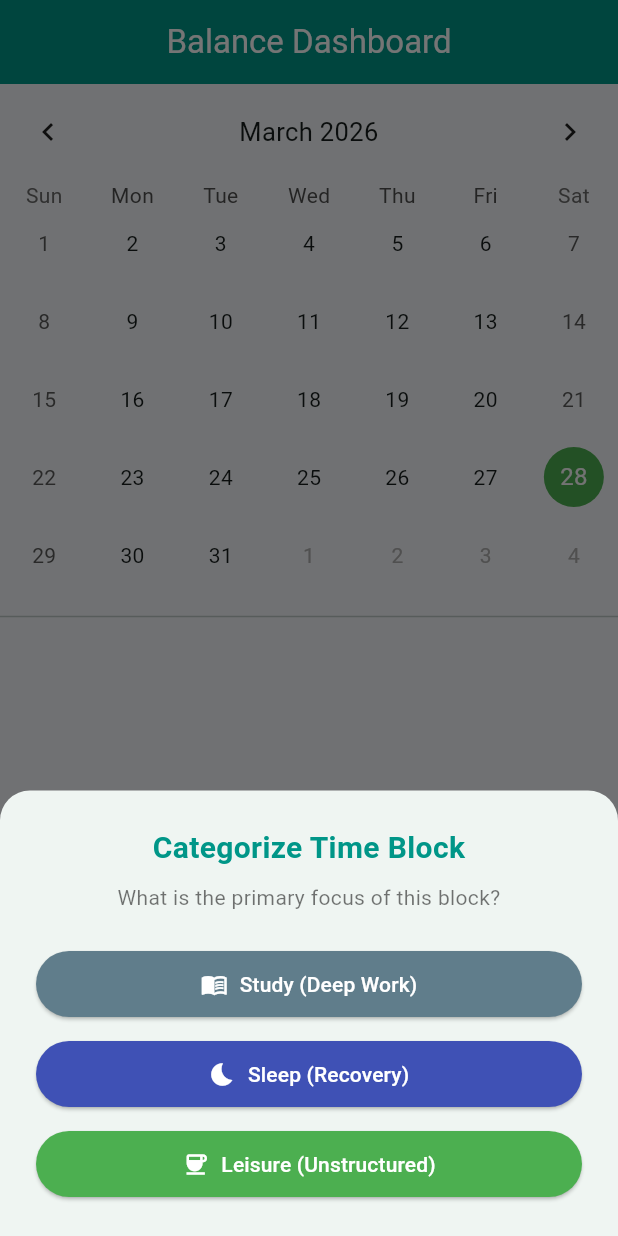
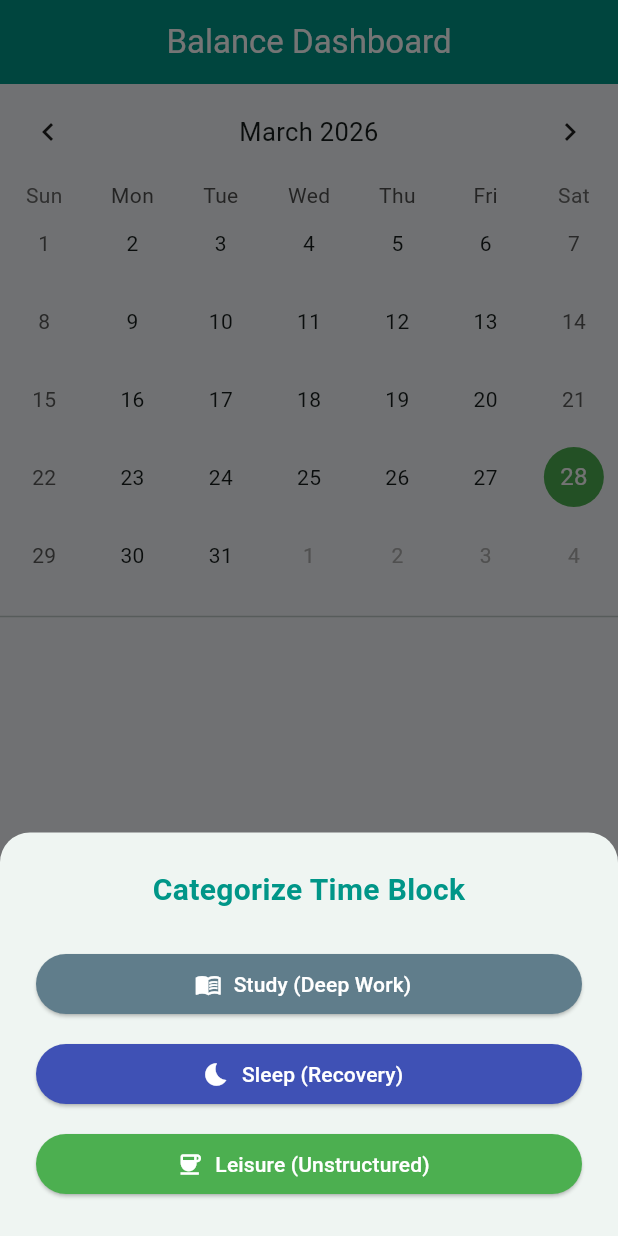
Before and after one commit to KumarS14/balance_app, a Flutter app: the screen it shows after launch, after a tap on the "add" icon, on a phone screen of 412 x 824 dp. Run offline on Flutter 3.47's test engine with Material 3 defaults, Android fonts, the light colour scheme and no system bars; drawn by our look-alikes of table_calendar; our stand-ins replace fl_chart, sqflite; accounts and stored records are empty.

Commit message:
tweaked comments and added fl chart along side time locking

```diff
--- a/lib/database_helper.dart
+++ b/lib/database_helper.dart
@@ -3,7 +3,7 @@ import 'package:path/path.dart';
 import 'package:path_provider/path_provider.dart';
 
 class DatabaseHelper {
-  // Implementing a Singleton pattern so only one database connection exists at a time
+  // I implemented a Singleton pattern here so my app only opens one database connection at a time.
   static final DatabaseHelper instance = DatabaseHelper._init();
   static Database? _database;
 
@@ -15,17 +15,16 @@ class DatabaseHelper {
     return _database!;
   }
 
-  // I used path_provider here to solve the challenge of cross-platform local storage.
-  // This ensures the database is saved securely on the user's specific device,
-  // fulfilling my 'Privacy-First' requirement.
+  // I used the path_provider package here to solve the technical challenge of cross-platform local storage.
+  // This ensures the SQLite database is saved securely on the user's specific device,
+  // directly fulfilling the 'Privacy-First' requirement of my FYP.
   Future<Database> _initDB(String filePath) async {
     final dbFolder = await getApplicationDocumentsDirectory();
     final path = join(dbFolder.path, filePath);
-
     return await openDatabase(path, version: 1, onCreate: _createDB);
   }
 
-  // Creating the schema based on the ERD diagram in my design specification
+  // I created this database schema based exactly on the ERD diagram in my design specification.
   Future _createDB(Database db, int version) async {
     await db.execute('''
       CREATE TABLE time_blocks (
@@ -37,9 +36,32 @@ class DatabaseHelper {
     ''');
   }
 
-  // Function to save the user's categorized time blocks locally
+  // My function to securely save the user's categorized time blocks locally.
   Future<int> insertTimeBlock(Map<String, dynamic> row) async {
     final db = await instance.database;
     return await db.insert('time_blocks', row);
   }
+
+  // I wrote this new function to aggregate the saved daily data so I can feed it
+  // into my fl_chart UI, fulfilling the 'Reflection' stage of the Personal Informatics model.
+  Future<Map<String, int>> getDailyStats(String date) async {
+    final db = await instance.database;
+    final List<Map<String, dynamic>> maps = await db.query(
+      'time_blocks',
+      where: 'date LIKE ?',
+      whereArgs: ['$date%'],
+    );
+
+    int studyCount = 0;
+    int sleepCount = 0;
+    int leisureCount = 0;
+
+    for (var row in maps) {
+      if (row['category'] == 'Study') studyCount++;
+      if (row['category'] == 'Sleep') sleepCount++;
+      if (row['category'] == 'Leisure') leisureCount++;
+    }
+
+    return {'Study': studyCount, 'Sleep': sleepCount, 'Leisure': leisureCount};
+  }
 }
--- a/lib/main.dart
+++ b/lib/main.dart
@@ -1,10 +1,11 @@
 import 'package:flutter/material.dart';
 import 'package:table_calendar/table_calendar.dart';
-import 'database_helper.dart'; // Connecting my local database helper
+import 'package:fl_chart/fl_chart.dart'; // My imported charting library for data visualization
+import 'database_helper.dart';
 
 void main() {
   // I must ensure Flutter bindings are initialized before running the app.
-  // This is a strict technical requirement for my Local-First SQLite architecture
+  // This is a strict technical requirement for my Local-First SQLite architecture.
   WidgetsFlutterBinding.ensureInitialized();
   runApp(const BalanceApp());
 }
@@ -16,8 +17,10 @@ class BalanceApp extends StatelessWidget {
   Widget build(BuildContext context) {
     return MaterialApp(
       title: 'Balance: Life Management',
-      debugShowCheckedModeBanner: false,
+      debugShowCheckedModeBanner: false, // I removed the debug banner to maintain a clean UI.
       theme: ThemeData(
+        // I deliberately implemented this Teal and Green colour palette based on my visual research.
+        // It reduces visual stress and contrasts with the anxiety-inducing reds used in competitor apps.
         colorScheme: ColorScheme.fromSeed(
           seedColor: Colors.teal,
           primary: Colors.teal,
@@ -45,10 +48,28 @@ class BalanceDashboard extends StatefulWidget {
 }
 
 class _BalanceDashboardState extends State<BalanceDashboard> {
+  // These variables manage my calendar state and graph data for the 'Reflection' stage.
   DateTime _focusedDay = DateTime.now();
   DateTime? _selectedDay;
+  Map<String, int> _dailyStats = {'Study': 0, 'Sleep': 0, 'Leisure': 0};
 
-  // I engineered this method to trigger the 'Time Locking' mechanism.
+  @override
+  void initState() {
+    super.initState();
+    _loadDailyStats(_focusedDay);
+  }
+
+  // I built this method to fetch data from my SQLite database and dynamically update the Pie Chart.
+  Future<void> _loadDailyStats(DateTime date) async {
+    String dateString = date.toIso8601String().split('T')[0];
+    final stats = await DatabaseHelper.instance.getDailyStats(dateString);
+    setState(() {
+      _dailyStats = stats;
+    });
+  }
+
+  // I engineered this method to trigger my 'Time Locking' mechanism.
+  // It forces the user into a cognitive pause, requiring them to validate Rest and Leisure.
   void _showTimeLockingModal(BuildContext context) {
     showModalBottomSheet(
       context: context,
@@ -67,15 +88,9 @@ class _BalanceDashboardState extends State<BalanceDashboard> {
                 style: TextStyle(fontSize: 20, fontWeight: FontWeight.bold, color: Colors.teal),
                 textAlign: TextAlign.center,
               ),
-              const SizedBox(height: 8),
-              const Text(
-                'What is the primary focus of this block?',
-                style: TextStyle(fontSize: 14, color: Colors.black54),
-                textAlign: TextAlign.center,
-              ),
               const SizedBox(height: 24),
 
-              // Categorisation Buttons mapping directly to my local SQLite DB
+              // My Categorisation Buttons mapped directly to my local SQLite database
               ElevatedButton.icon(
                 onPressed: () async {
                   await DatabaseHelper.instance.insertTimeBlock({
@@ -84,15 +99,11 @@ class _BalanceDashboardState extends State<BalanceDashboard> {
                     'is_productive': 1,
                   });
                   if (context.mounted) Navigator.pop(context);
-                  debugPrint("Saved Study block to local SQLite DB");
+                  _loadDailyStats(_selectedDay ?? DateTime.now()); // Instantly updates my visual graph
                 },
                 icon: const Icon(Icons.menu_book),
                 label: const Text('Study (Deep Work)'),
-                style: ElevatedButton.styleFrom(
-                  backgroundColor: Colors.blueGrey,
-                  foregroundColor: Colors.white,
-                  padding: const EdgeInsets.symmetric(vertical: 12),
-                ),
+                style: ElevatedButton.styleFrom(backgroundColor: Colors.blueGrey, foregroundColor: Colors.white),
               ),
               const SizedBox(height: 12),
               ElevatedButton.icon(
@@ -100,18 +111,14 @@ class _BalanceDashboardState extends State<BalanceDashboard> {
                   await DatabaseHelper.instance.insertTimeBlock({
                     'category': 'Sleep',
                     'date': _selectedDay?.toIso8601String() ?? DateTime.now().toIso8601String(),
-                    'is_productive': 1,
+                    'is_productive': 1, // I validate rest as productive to combat burnout
                   });
                   if (context.mounted) Navigator.pop(context);
-                  debugPrint("Saved Sleep block to local SQLite DB");
+                  _loadDailyStats(_selectedDay ?? DateTime.now());
                 },
                 icon: const Icon(Icons.bedtime),
                 label: const Text('Sleep (Recovery)'),
-                style: ElevatedButton.styleFrom(
-                  backgroundColor: Colors.indigo,
-                  foregroundColor: Colors.white,
-                  padding: const EdgeInsets.symmetric(vertical: 12),
-                ),
+                style: ElevatedButton.styleFrom(backgroundColor: Colors.indigo, foregroundColor: Colors.white),
               ),
               const SizedBox(height: 12),
               ElevatedButton.icon(
@@ -122,15 +129,11 @@ class _BalanceDashboardState extends State<BalanceDashboard> {
                     'is_productive': 0,
                   });
                   if (context.mounted) Navigator.pop(context);
-                  debugPrint("Saved Leisure block to local SQLite DB");
+                  _loadDailyStats(_selectedDay ?? DateTime.now());
                 },
                 icon: const Icon(Icons.coffee),
                 label: const Text('Leisure (Unstructured)'),
-                style: ElevatedButton.styleFrom(
-                  backgroundColor: Colors.green,
-                  foregroundColor: Colors.white,
-                  padding: const EdgeInsets.symmetric(vertical: 12),
-                ),
+                style: ElevatedButton.styleFrom(backgroundColor: Colors.green, foregroundColor: Colors.white),
               ),
             ],
           ),
@@ -142,57 +145,77 @@ class _BalanceDashboardState extends State<BalanceDashboard> {
   @override
   Widget build(BuildContext context) {
     return Scaffold(
-      appBar: AppBar(
-        title: const Text('Balance Dashboard'),
-      ),
+      appBar: AppBar(title: const Text('Balance Dashboard')),
       body: Column(
         children: [
+          // My Interactive Table Calendar
           TableCalendar(
             firstDay: DateTime.utc(2024, 1, 1),
             lastDay: DateTime.utc(2030, 12, 31),
             focusedDay: _focusedDay,
-            selectedDayPredicate: (day) {
-              return isSameDay(_selectedDay, day);
-            },
+            selectedDayPredicate: (day) => isSameDay(_selectedDay, day),
             onDaySelected: (selectedDay, focusedDay) {
               setState(() {
                 _selectedDay = selectedDay;
                 _focusedDay = focusedDay;
               });
+              _loadDailyStats(selectedDay); // Fetch the clicked day's database records
             },
             calendarStyle: const CalendarStyle(
-              todayDecoration: BoxDecoration(
-                color: Colors.green,
-                shape: BoxShape.circle,
-              ),
-              selectedDecoration: BoxDecoration(
-                color: Colors.teal,
-                shape: BoxShape.circle,
-              ),
+              todayDecoration: BoxDecoration(color: Colors.green, shape: BoxShape.circle),
+              selectedDecoration: BoxDecoration(color: Colors.teal, shape: BoxShape.circle),
             ),
-            headerStyle: const HeaderStyle(
-              formatButtonVisible: false,
-              titleCentered: true,
-            ),
+            headerStyle: const HeaderStyle(formatButtonVisible: false, titleCentered: true),
           ),
-
           const Divider(height: 30, thickness: 1),
 
-          const Expanded(
-            child: Center(
-              child: Text(
-                'Categorized time blocks will appear here.',
-                style: TextStyle(fontSize: 16, color: Colors.black54),
-              ),
-            ),
+          // I integrated fl_chart here to visualize the burnout data in a Pie Chart
+          // to fulfill the 'Reflection' stage of my application.
+          Expanded(
+            child: _dailyStats.values.every((element) => element == 0)
+                ? const Center(
+                    child: Text(
+                      'No data for this day. Add a time block!',
+                      style: TextStyle(fontSize: 16, color: Colors.black54),
+                    ),
+                  )
+                : PieChart(
+                    PieChartData(
+                      sectionsSpace: 2,
+                      centerSpaceRadius: 40,
+                      sections: [
+                        PieChartSectionData(
+                          color: Colors.blueGrey,
+                          value: _dailyStats['Study']!.toDouble(),
+                          title: '${_dailyStats['Study']} Study',
+                          radius: 60,
+                          titleStyle: const TextStyle(fontSize: 14, fontWeight: FontWeight.bold, color: Colors.white),
+                        ),
+                        PieChartSectionData(
+                          color: Colors.indigo,
+                          value: _dailyStats['Sleep']!.toDouble(),
+                          title: '${_dailyStats['Sleep']} Sleep',
+                          radius: 60,
+                          titleStyle: const TextStyle(fontSize: 14, fontWeight: FontWeight.bold, color: Colors.white),
+                        ),
+                        PieChartSectionData(
+                          color: Colors.green,
+                          value: _dailyStats['Leisure']!.toDouble(),
+                          title: '${_dailyStats['Leisure']} Leisure',
+                          radius: 60,
+                          titleStyle: const TextStyle(fontSize: 14, fontWeight: FontWeight.bold, color: Colors.white),
+                        ),
+                      ],
+                    ),
+                  ),
           ),
         ],
       ),
 
+      // I designed this Floating Action Button to call my Time Locking modal
       floatingActionButton: FloatingActionButton(
         onPressed: () => _showTimeLockingModal(context),
         backgroundColor: Colors.teal,
-        tooltip: 'Add Categorized Time Block',
         child: const Icon(Icons.add, color: Colors.white),
       ),
     );
--- a/pubspec.yaml
+++ b/pubspec.yaml
@@ -38,6 +38,7 @@ dependencies:
   intl: ^0.20.2
   sqflite: ^2.3.3+2
   path_provider: ^2.1.4
+  fl_chart: ^1.2.0
 
 dev_dependencies:
   flutter_test:
```
Also changed, not shown: pubspec.lock.
